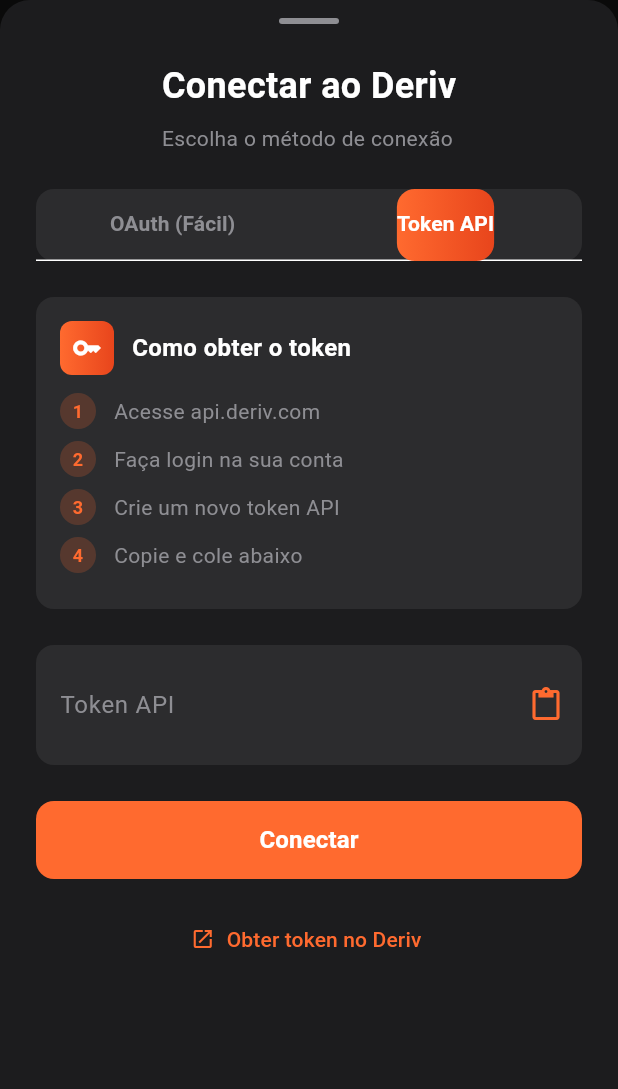
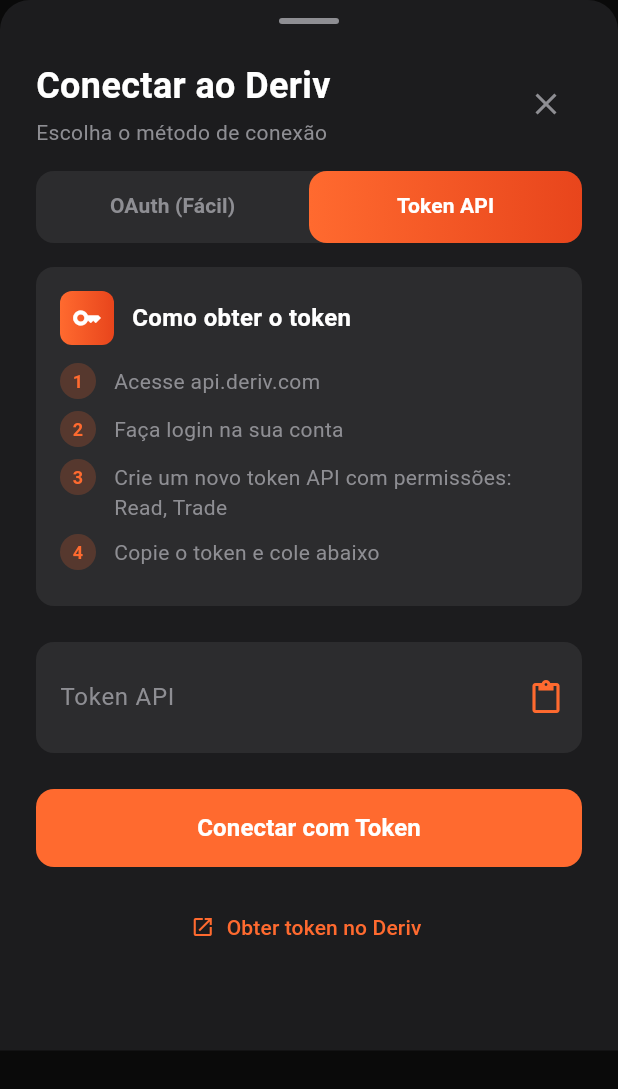
Before and after one commit to Alfredoooh/novasignal, a Flutter app: the DerivConnectionModal widget shown alone on an empty page, opened directly with empty values, tab 2 chosen, on a phone screen of 412 x 824 dp. Shown: the top 1089 px of the screen. Run offline on Flutter 3.47's test engine with Material 3 defaults, Android fonts, the phone set to English and light mode, and no system bars; our stand-ins replace cloud_firestore, firebase_auth, firebase_core, shared_preferences, uni_links; accounts and stored records are empty.

Commit message:
Atualizar o deriv_connection_modal.dart

```diff
--- a/lib/widgets/deriv_connection_modal.dart
+++ b/lib/widgets/deriv_connection_modal.dart
@@ -43,11 +43,16 @@
           const SnackBar(
             content: Text('Conectado ao Deriv com sucesso!'),
             backgroundColor: Color(0xFF10B981),
+            duration: Duration(seconds: 2),
           ),
         );
 
-        Future.delayed(const Duration(milliseconds: 500), () {
+        // Fechar modal e atualizar a tela
+        Future.delayed(const Duration(milliseconds: 800), () {
+          if (mounted) {
+            Navigator.pop(context);
             widget.onConnected();
+          }
         });
       }
     });
@@ -58,6 +63,14 @@
           _errorMessage = error;
           _isConnecting = false;
         });
+
+        ScaffoldMessenger.of(context).showSnackBar(
+          SnackBar(
+            content: Text('Erro: $error'),
+            backgroundColor: const Color(0xFFEF4444),
+            duration: const Duration(seconds: 3),
+          ),
+        );
       }
     });
   }
@@ -77,19 +90,43 @@
       return;
     }
 
+    // Validar formato básico do token (deve começar com letra e ter pelo menos 20 caracteres)
+    if (token.length < 20) {
+      setState(() => _errorMessage = 'Token inválido. Muito curto.');
+      return;
+    }
+
     setState(() {
       _isConnecting = true;
       _errorMessage = null;
       _successMessage = null;
     });
 
+    try {
       final success = await _derivAuthService.connectWithApiToken(token);
 
-    if (!success && mounted) {
+      if (success) {
+        // Sucesso - callback será chamado
+        if (mounted) {
+          setState(() {
+            _successMessage = 'Conectado com sucesso!';
+          });
+        }
+      } else {
+        if (mounted) {
           setState(() {
             _errorMessage = 'Falha ao conectar. Verifique seu token.';
             _isConnecting = false;
           });
+        }
+      }
+    } catch (e) {
+      if (mounted) {
+        setState(() {
+          _errorMessage = 'Erro: ${e.toString()}';
+          _isConnecting = false;
+        });
+      }
     }
   }
 
@@ -100,33 +137,53 @@
       _successMessage = null;
     });
 
+    try {
       final success = await _derivAuthService.connectWithOAuth();
 
-    if (!success && mounted) {
+      if (success) {
+        if (mounted) {
+          // OAuth foi iniciado com sucesso
+          // Mostrar mensagem e aguardar callback
+          ScaffoldMessenger.of(context).showSnackBar(
+            const SnackBar(
+              content: Text('Aguardando autenticação no Deriv...'),
+              backgroundColor: Color(0xFFFF6A2F),
+              duration: Duration(seconds: 3),
+            ),
+          );
+        }
+      } else {
+        if (mounted) {
           setState(() {
             _errorMessage = 'Não foi possível abrir a autenticação';
             _isConnecting = false;
           });
         }
-    // O callback será chamado quando o deep link retornar
+      }
+    } catch (e) {
+      if (mounted) {
+        setState(() {
+          _errorMessage = 'Erro ao iniciar OAuth: ${e.toString()}';
+          _isConnecting = false;
+        });
+      }
+    }
   }
 
   @override
   Widget build(BuildContext context) {
     return Container(
+      height: MediaQuery.of(context).size.height * 0.85,
       decoration: const BoxDecoration(
         color: Color(0xFF1C1C1E),
         borderRadius: BorderRadius.vertical(top: Radius.circular(20)),
-      ),
-      padding: EdgeInsets.only(
-        bottom: MediaQuery.of(context).viewInsets.bottom,
       ),
       child: Column(
         mainAxisSize: MainAxisSize.min,
         children: [
           // Handle bar
           Padding(
-            padding: const EdgeInsets.only(top: 12),
+            padding: const EdgeInsets.only(top: 12, bottom: 8),
             child: Container(
               width: 40,
               height: 4,
@@ -136,11 +193,13 @@
               ),
             ),
           ),
-          const SizedBox(height: 24),
 
-          // Título
-          const Padding(
-            padding: EdgeInsets.symmetric(horizontal: 24),
+          // Cabeçalho
+          Padding(
+            padding: const EdgeInsets.symmetric(horizontal: 24, vertical: 16),
+            child: Row(
+              children: [
+                const Expanded(
                   child: Column(
                     crossAxisAlignment: CrossAxisAlignment.start,
                     children: [
@@ -152,7 +211,7 @@
                           color: Colors.white,
                         ),
                       ),
-                SizedBox(height: 8),
+                      SizedBox(height: 4),
                       Text(
                         'Escolha o método de conexão',
                         style: TextStyle(
@@ -163,7 +222,13 @@
                     ],
                   ),
                 ),
-          const SizedBox(height: 24),
+                IconButton(
+                  icon: const Icon(Icons.close, color: Color(0xFF8E8E93)),
+                  onPressed: () => Navigator.pop(context),
+                ),
+              ],
+            ),
+          ),
 
           // Tabs
           Container(
@@ -180,6 +245,8 @@
                 ),
                 borderRadius: BorderRadius.circular(12),
               ),
+              indicatorSize: TabBarIndicatorSize.tab,
+              dividerColor: Colors.transparent,
               labelColor: Colors.white,
               unselectedLabelColor: const Color(0xFF8E8E93),
               labelStyle: const TextStyle(
@@ -192,7 +259,7 @@
               ],
             ),
           ),
-          const SizedBox(height: 24),
+          const SizedBox(height: 16),
 
           // Tab Content
           Expanded(
@@ -291,6 +358,7 @@
           if (_errorMessage != null)
             Container(
               padding: const EdgeInsets.all(12),
+              margin: const EdgeInsets.only(bottom: 16),
               decoration: BoxDecoration(
                 color: const Color(0xFFEF4444).withOpacity(0.1),
                 borderRadius: BorderRadius.circular(8),
@@ -300,12 +368,15 @@
               ),
               child: Row(
                 children: [
-                  const Icon(Icons.error_outline, color: Color(0xFFEF4444)),
+                  const Icon(Icons.error_outline, color: Color(0xFFEF4444), size: 20),
                   const SizedBox(width: 8),
                   Expanded(
                     child: Text(
                       _errorMessage!,
-                      style: const TextStyle(color: Color(0xFFEF4444)),
+                      style: const TextStyle(
+                        color: Color(0xFFEF4444),
+                        fontSize: 13,
+                      ),
                     ),
                   ),
                 ],
@@ -314,6 +385,7 @@
           if (_successMessage != null)
             Container(
               padding: const EdgeInsets.all(12),
+              margin: const EdgeInsets.only(bottom: 16),
               decoration: BoxDecoration(
                 color: const Color(0xFF10B981).withOpacity(0.1),
                 borderRadius: BorderRadius.circular(8),
@@ -323,19 +395,20 @@
               ),
               child: Row(
                 children: [
-                  const Icon(Icons.check_circle_outline, color: Color(0xFF10B981)),
+                  const Icon(Icons.check_circle_outline, color: Color(0xFF10B981), size: 20),
                   const SizedBox(width: 8),
                   Expanded(
                     child: Text(
                       _successMessage!,
-                      style: const TextStyle(color: Color(0xFF10B981)),
+                      style: const TextStyle(
+                        color: Color(0xFF10B981),
+                        fontSize: 13,
+                      ),
                     ),
                   ),
                 ],
               ),
             ),
-          if (_errorMessage != null || _successMessage != null)
-            const SizedBox(height: 16),
 
           // Botão de conectar OAuth
           SizedBox(
@@ -431,8 +504,8 @@
                 const SizedBox(height: 12),
                 _buildStep('1', 'Acesse api.deriv.com'),
                 _buildStep('2', 'Faça login na sua conta'),
-                _buildStep('3', 'Crie um novo token API'),
-                _buildStep('4', 'Copie e cole abaixo'),
+                _buildStep('3', 'Crie um novo token API com permissões: Read, Trade'),
+                _buildStep('4', 'Copie o token e cole abaixo'),
               ],
             ),
           ),
@@ -444,8 +517,8 @@
             decoration: InputDecoration(
               labelText: 'Token API',
               labelStyle: const TextStyle(color: Color(0xFF8E8E93)),
-              hintText: 'Cole seu token aqui',
-              hintStyle: const TextStyle(color: Color(0xFF8E8E93)),
+              hintText: 'Cole seu token aqui (ex: a1-b2c3d4...)',
+              hintStyle: const TextStyle(color: Color(0xFF8E8E93), fontSize: 13),
               filled: true,
               fillColor: const Color(0xFF2C2C2E),
               border: OutlineInputBorder(
@@ -459,22 +532,51 @@
                   width: 2,
                 ),
               ),
-              errorText: _errorMessage,
-              errorStyle: const TextStyle(color: Color(0xFFEF4444)),
+              errorBorder: OutlineInputBorder(
+                borderRadius: BorderRadius.circular(12),
+                borderSide: const BorderSide(
+                  color: Color(0xFFEF4444),
+                  width: 2,
+                ),
+              ),
               suffixIcon: IconButton(
                 icon: const Icon(Icons.paste, color: Color(0xFFFF6A2F)),
+                tooltip: 'Colar da área de transferência',
                 onPressed: () async {
                   final data = await Clipboard.getData('text/plain');
-                  if (data != null) {
-                    _tokenController.text = data.text ?? '';
+                  if (data != null && data.text != null) {
+                    setState(() {
+                      _tokenController.text = data.text!.trim();
+                      _errorMessage = null;
+                    });
                   }
                 },
               ),
             ),
-            style: const TextStyle(color: Colors.white),
-            maxLines: 2,
-            obscureText: false,
+            style: const TextStyle(color: Colors.white, fontSize: 14),
+            maxLines: 3,
+            minLines: 2,
+            keyboardType: TextInputType.text,
+            textInputAction: TextInputAction.done,
+            onChanged: (value) {
+              if (_errorMessage != null) {
+                setState(() => _errorMessage = null);
+              }
+            },
           ),
+
+          if (_errorMessage != null)
+            Padding(
+              padding: const EdgeInsets.only(top: 8),
+              child: Text(
+                _errorMessage!,
+                style: const TextStyle(
+                  color: Color(0xFFEF4444),
+                  fontSize: 13,
+                ),
+              ),
+            ),
+
           const SizedBox(height: 24),
 
           // Botão de conectar com token
@@ -502,7 +604,7 @@
                       ),
                     )
                   : const Text(
-                      'Conectar',
+                      'Conectar com Token',
                       style: TextStyle(
                         fontSize: 16,
                         fontWeight: FontWeight.w600,
@@ -515,8 +617,9 @@
           // Link para obter token
           Center(
             child: TextButton.icon(
-              onPressed: () {
-                // Abrir link do Deriv API
+              onPressed: () async {
+                final url = Uri.parse('https://api.deriv.com');
+                // Usar url_launcher para abrir
               },
               icon: const Icon(Icons.open_in_new, size: 16),
               label: const Text('Obter token no Deriv'),
@@ -535,6 +638,7 @@
     return Padding(
       padding: const EdgeInsets.only(bottom: 8),
       child: Row(
+        crossAxisAlignment: CrossAxisAlignment.start,
         children: [
           Container(
             width: 24,
@@ -556,11 +660,15 @@
           ),
           const SizedBox(width: 12),
           Expanded(
+            child: Padding(
+              padding: const EdgeInsets.only(top: 2),
               child: Text(
                 text,
                 style: const TextStyle(
                   fontSize: 14,
                   color: Color(0xFF8E8E93),
+                  height: 1.4,
+                ),
               ),
             ),
           ),
```
Lines whose indentation alone changed are shown as unchanged.
